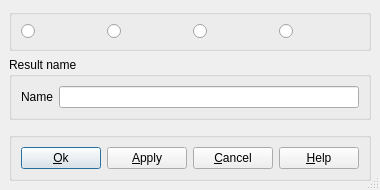
Qt form src/DlgRef/DlgRef_Skeleton_QTD.ui (SalomePlatform/geom) before a commit.
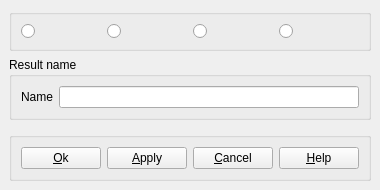
The same form after that commit.

The edit to the form file:
```diff
--- a/src/DlgRef/DlgRef_Skeleton_QTD.ui
+++ b/src/DlgRef/DlgRef_Skeleton_QTD.ui
@@ -1,6 +1,6 @@
 <ui version="4.0" >
  <class>DlgRef_Skeleton_QTD</class>
- <widget class="QDialog" name="DlgRef_Skeleton_QTD" >
+ <widget class="QWidget" name="DlgRef_Skeleton_QTD" >
   <property name="geometry" >
    <rect>
     <x>0</x>
@@ -9,20 +9,9 @@
     <height>170</height>
    </rect>
   </property>
-  <property name="sizePolicy" >
-   <sizepolicy>
-    <hsizetype>5</hsizetype>
-    <vsizetype>7</vsizetype>
-    <horstretch>0</horstretch>
-    <verstretch>0</verstretch>
-   </sizepolicy>
-  </property>
   <property name="windowTitle" >
    <string/>
   </property>
-  <property name="sizeGripEnabled" >
-   <bool>true</bool>
-  </property>
   <layout class="QGridLayout" >
    <property name="margin" >
     <number>9</number>
@@ -181,19 +170,6 @@
    </item>
   </layout>
  </widget>
- <layoutdefault spacing="6" margin="11" />
- <pixmapfunction>qPixmapFromMimeSource</pixmapfunction>
- <tabstops>
-  <tabstop>RadioButton1</tabstop>
-  <tabstop>RadioButton2</tabstop>
-  <tabstop>RadioButton3</tabstop>
-  <tabstop>RadioButton4</tabstop>
-  <tabstop>ResultName</tabstop>
-  <tabstop>buttonOk</tabstop>
-  <tabstop>buttonApply</tabstop>
-  <tabstop>buttonCancel</tabstop>
-  <tabstop>buttonHelp</tabstop>
- </tabstops>
  <resources/>
  <connections/>
 </ui>
```
Left out of the diff: 71 changed lines with no effect on the pictures.
